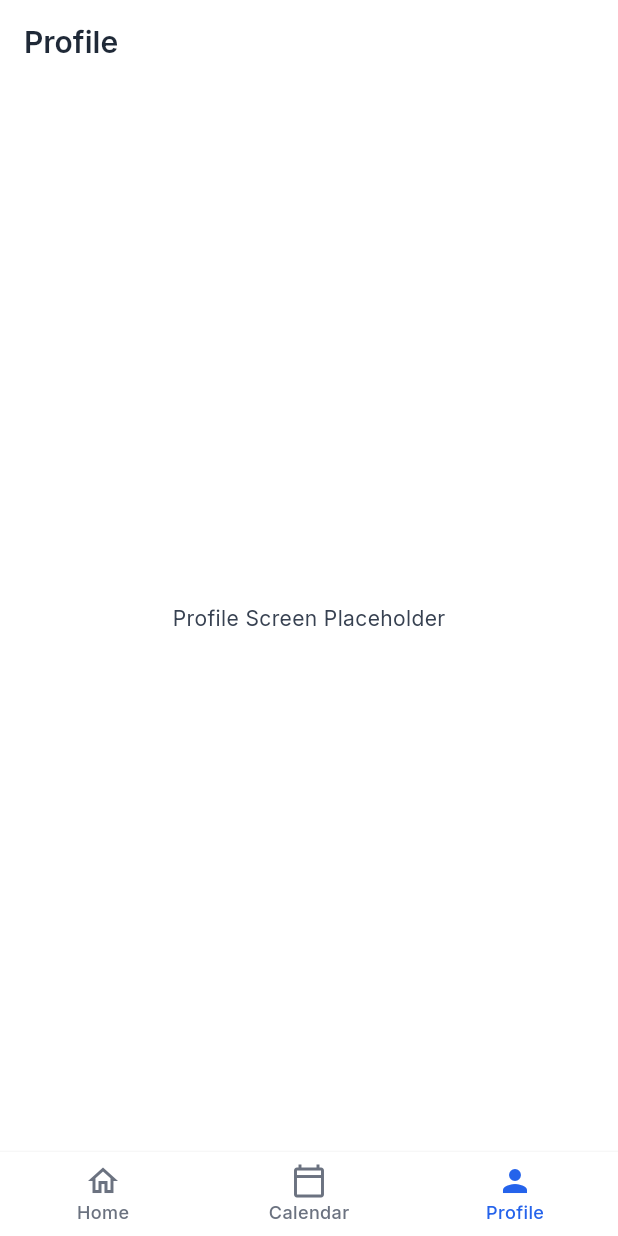
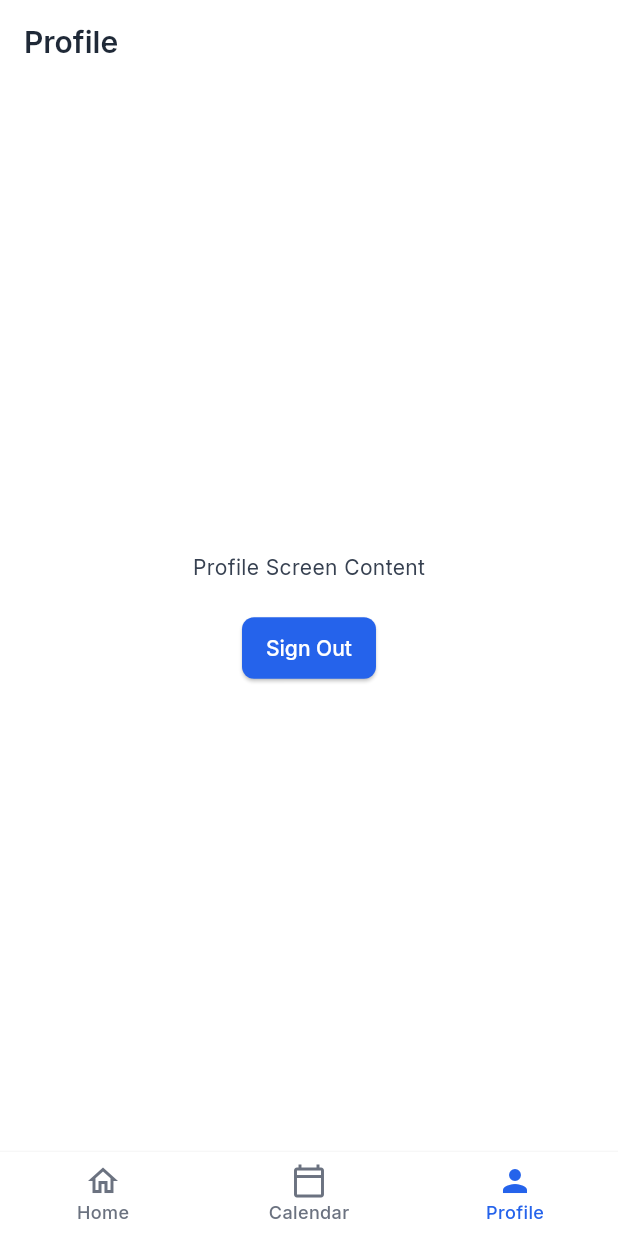
Before and after one commit to mahmoudOmara/Health_Healing, a Flutter app: the screen it shows once a user with an empty profile is signed in, item 3 of the bottom bar chosen, on a phone screen of 412 x 824 dp. Run offline on Flutter 3.47's test engine with Material 3 defaults, Android fonts, the phone set to English and light mode, and no system bars; our stand-ins replace cloud_firestore, firebase_auth, firebase_core, google_fonts; accounts and stored records are empty.

Commit message:
feat: Add sign out button to ProfileScreen

```diff
--- a/lib/screens/profile_screen.dart
+++ b/lib/screens/profile_screen.dart
@@ -1,4 +1,5 @@
 import 'package:flutter/material.dart';
+import 'package:health_healing/services/auth_service.dart'; // Import AuthService
 
 class ProfileScreen extends StatelessWidget {
   const ProfileScreen({super.key});
@@ -6,12 +7,37 @@ class ProfileScreen extends StatelessWidget {
   @override
   Widget build(BuildContext context) {
     print("ProfileScreen: Building..."); // Add log
+    final AuthService authService = AuthService(); // Get instance of AuthService
+
     return Scaffold(
       appBar: AppBar(
         title: const Text('Profile'),
       ),
-      body: const Center(
-        child: Text('Profile Screen Placeholder'),
+      body: Center(
+        child: Column(
+          mainAxisAlignment: MainAxisAlignment.center,
+          children: [
+            const Text('Profile Screen Content'),
+            const SizedBox(height: 20),
+            ElevatedButton(
+              onPressed: () async {
+                print("Sign Out button pressed");
+                try {
+                  await authService.signOut();
+                  print("Sign out successful, AuthWrapper should handle navigation.");
+                  // No explicit navigation needed here, AuthWrapper handles it.
+                } catch (e) {
+                  print("Error signing out: $e");
+                  // Optionally show a snackbar or dialog on error
+                  ScaffoldMessenger.of(context).showSnackBar(
+                    SnackBar(content: Text("Error signing out: $e")),
+                  );
+                }
+              },
+              child: const Text('Sign Out'),
+            ),
+          ],
+        ),
       ),
     );
   }
```
